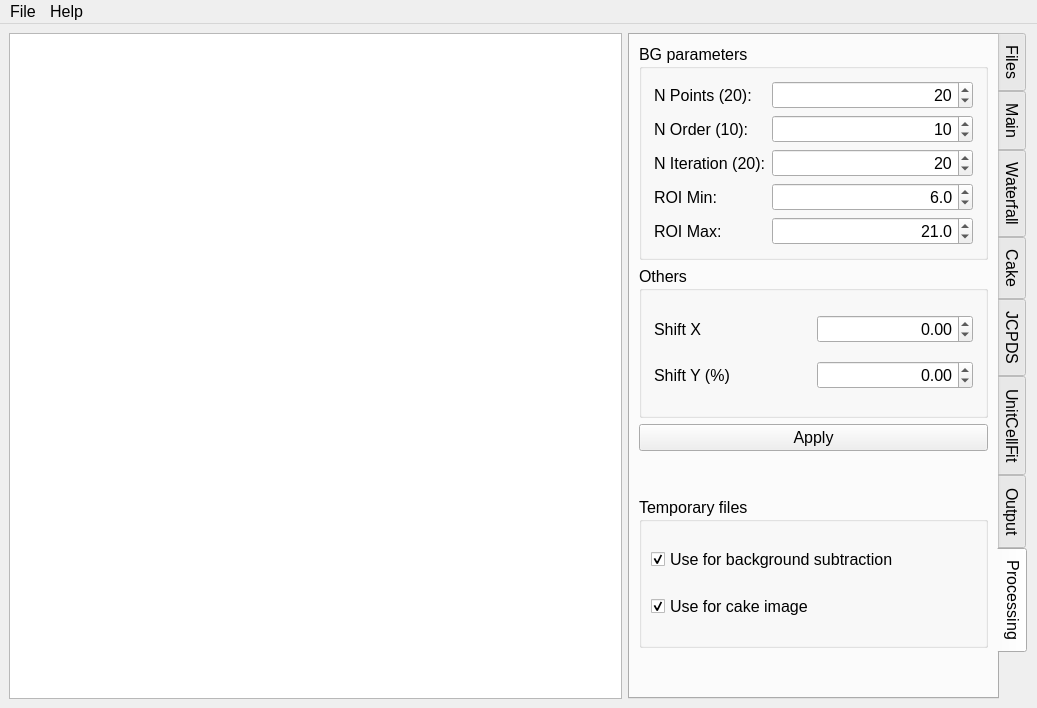
Qt form ui/pkpo-v.ui (SHDShim/PeakPo) before a commit.
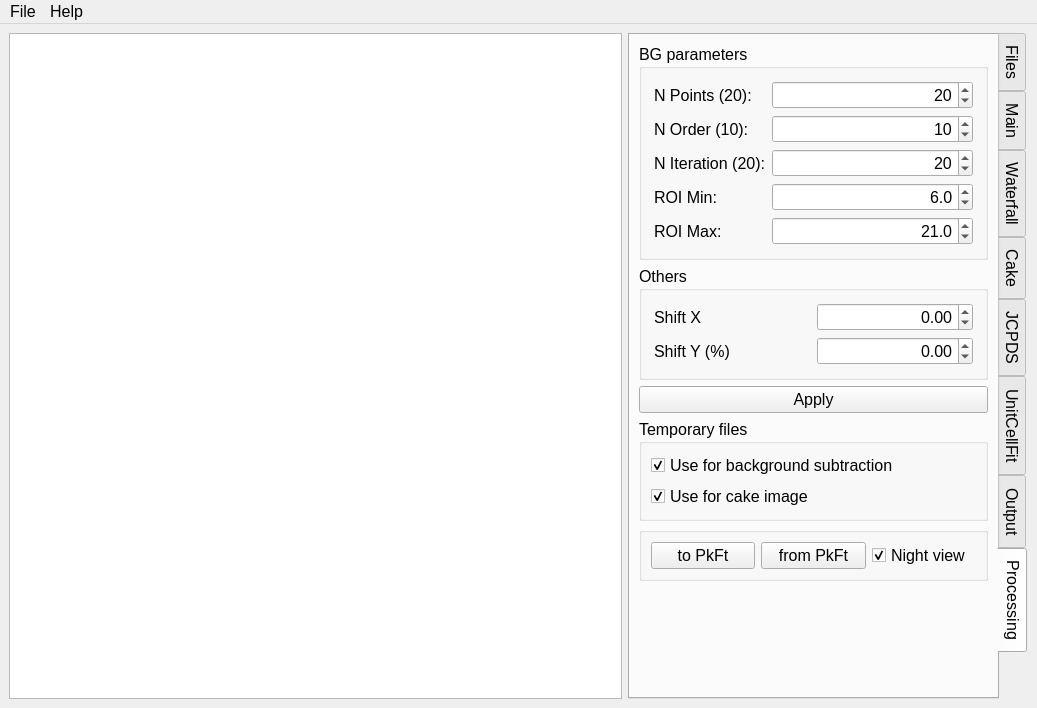
The same form after that commit. The open tabs and pages were chosen to show the change. Custom widgets are drawn as their Qt base class.

Patch:
```diff
--- a/ui/pkpo-v.ui
+++ b/ui/pkpo-v.ui
@@ -2856,7 +2856,7 @@
         <item>
          <widget class="QGroupBox" name="groupBox_13">
           <property name="sizePolicy">
-           <sizepolicy hsizetype="Preferred" vsizetype="Preferred">
+           <sizepolicy hsizetype="Preferred" vsizetype="Fixed">
             <horstretch>0</horstretch>
             <verstretch>0</verstretch>
            </sizepolicy>
@@ -2948,24 +2948,14 @@
           </property>
          </widget>
         </item>
-        <item>
-         <spacer name="verticalSpacer_3">
-          <property name="orientation">
-           <enum>Qt::Vertical</enum>
-          </property>
-          <property name="sizeType">
-           <enum>QSizePolicy::Preferred</enum>
-          </property>
-          <property name="sizeHint" stdset="0">
-           <size>
-            <width>20</width>
-            <height>40</height>
-           </size>
-          </property>
-         </spacer>
-        </item>
         <item>
          <widget class="QGroupBox" name="groupBox_10">
+          <property name="sizePolicy">
+           <sizepolicy hsizetype="Preferred" vsizetype="Fixed">
+            <horstretch>0</horstretch>
+            <verstretch>0</verstretch>
+           </sizepolicy>
+          </property>
           <property name="title">
            <string>Temporary files</string>
           </property>
@@ -2996,13 +2986,49 @@
           </layout>
          </widget>
         </item>
+        <item>
+         <widget class="QGroupBox" name="groupBox_21">
+          <property name="title">
+           <string/>
+          </property>
+          <property name="flat">
+           <bool>true</bool>
+          </property>
+          <layout class="QHBoxLayout" name="horizontalLayout">
+           <item>
+            <widget class="QPushButton" name="pushButton_toPkFt">
+             <property name="text">
+              <string>to PkFt</string>
+             </property>
+            </widget>
+           </item>
+           <item>
+            <widget class="QPushButton" name="pushButton_fromPkFt">
+             <property name="text">
+              <string>from PkFt</string>
+             </property>
+            </widget>
+           </item>
+           <item>
+            <widget class="QCheckBox" name="checkBox_NightView">
+             <property name="text">
+              <string>Night view</string>
+             </property>
+             <property name="checked">
+              <bool>true</bool>
+             </property>
+            </widget>
+           </item>
+          </layout>
+         </widget>
+        </item>
         <item>
          <spacer name="verticalSpacer_2">
           <property name="orientation">
            <enum>Qt::Vertical</enum>
           </property>
           <property name="sizeType">
-           <enum>QSizePolicy::Preferred</enum>
+           <enum>QSizePolicy::Expanding</enum>
           </property>
           <property name="sizeHint" stdset="0">
            <size>
```
Left out of the diff: 59 changed lines with no effect on the pictures.
